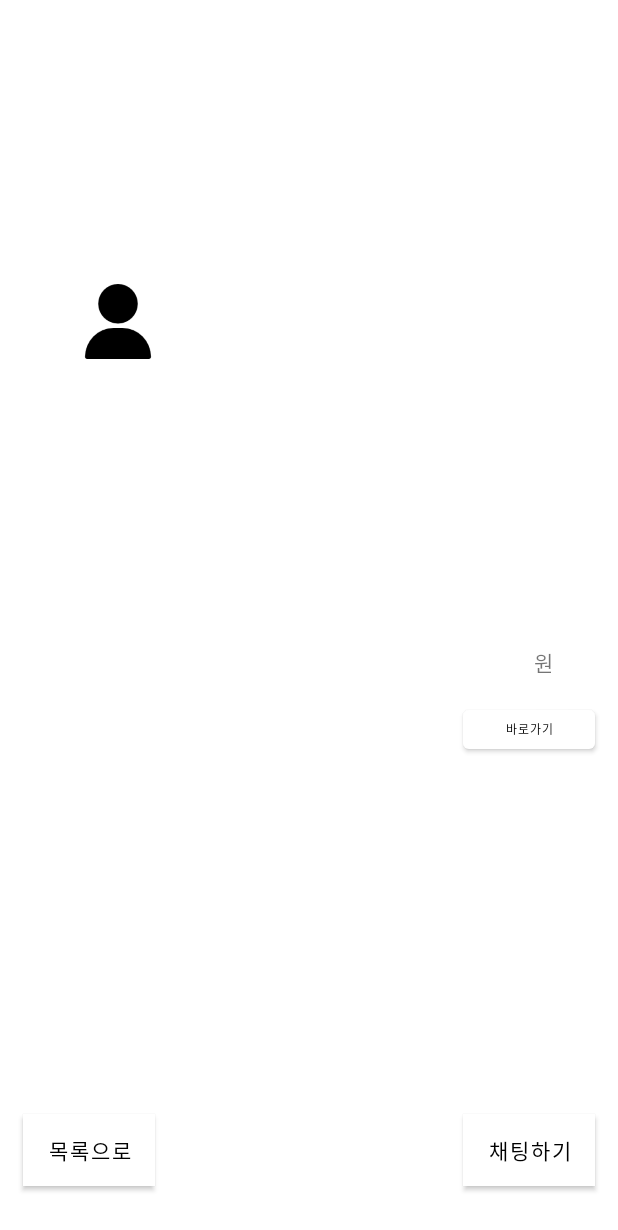
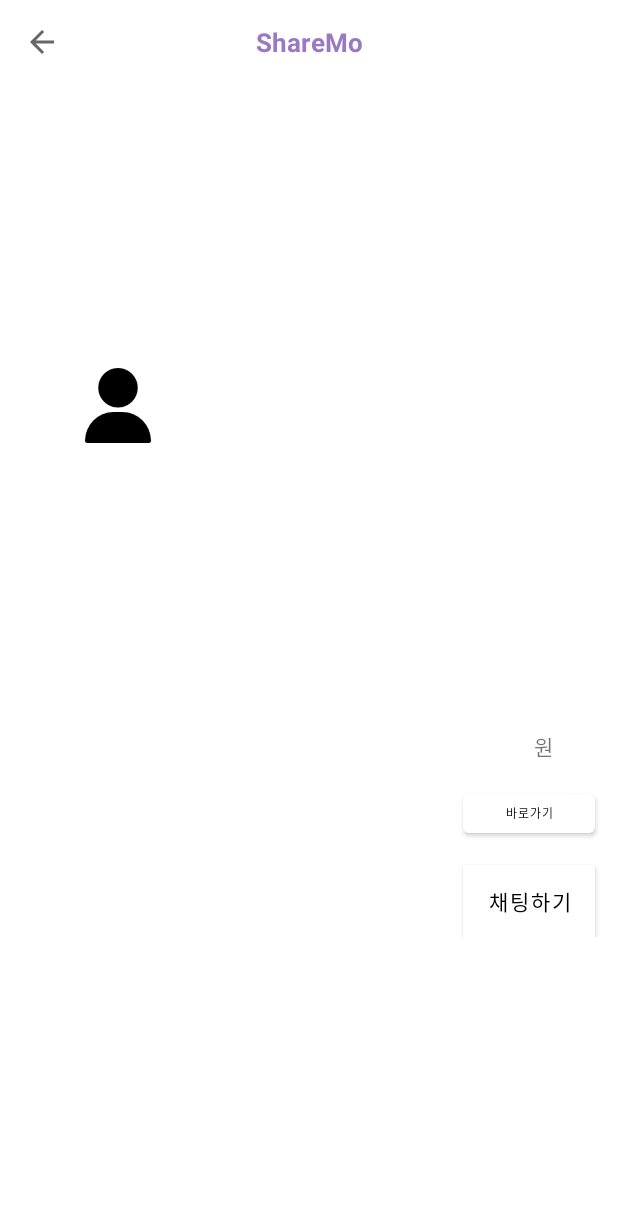
Before and after one commit to JWhy121/ShareMo, an Android app: the PostGloceryActivity screen opened directly, with no data from a screen before it, on a phone screen of 412 x 824 dp. Shown: the top 1230 px of the screen. Run offline under Robolectric (Android 15) with nearby library versions, the phone set to English and light mode, and no system bars.

Commit message:
post_glocery 툴바 추가

```diff
--- a/app/src/main/java/com/cookandroid/sharemo/PostGloceryActivity.kt
+++ b/app/src/main/java/com/cookandroid/sharemo/PostGloceryActivity.kt
@@ -3,6 +3,7 @@ package com.cookandroid.sharemo
 import android.content.Intent
 import androidx.appcompat.app.AppCompatActivity
 import android.os.Bundle
+import android.view.MenuItem
 import android.widget.TextView
 
 
@@ -19,11 +20,18 @@ class PostGloceryActivity : AppCompatActivity() {
         super.onCreate(savedInstanceState)
         setContentView(R.layout.activity_post_glocery)
 
+        //툴바 사용
+        setSupportActionBar(findViewById(R.id.toolbar))
+        val ab = supportActionBar!!
+        ab.setDisplayShowTitleEnabled(false)
+        ab.setDisplayHomeAsUpEnabled(true)
+
         post_nickname = findViewById(R.id.post_Nickname)
         post_content = findViewById(R.id.post_Content)
         post_dong = findViewById(R.id.post_Dong)
         post_price = findViewById(R.id.post_Price)
         post_website = findViewById(R.id.post_Website)
+
 
 
         var intent : Intent = getIntent()
@@ -37,4 +45,16 @@ class PostGloceryActivity : AppCompatActivity() {
         post_website.setText(intent.getStringExtra("WEBSITE"))
 
     }
+
+    //툴바 뒤로가기
+    override fun onOptionsItemSelected(item: MenuItem): Boolean {
+        val id = item.itemId
+        when (id) {
+            android.R.id.home -> {
+                finish()
+                return true
+            }
+        }
+        return super.onOptionsItemSelected(item)
+    }
 }
--- a/app/src/main/res/layout/activity_post_glocery.xml
+++ b/app/src/main/res/layout/activity_post_glocery.xml
@@ -1,10 +1,33 @@
 <?xml version="1.0" encoding="utf-8"?>
-<androidx.constraintlayout.widget.ConstraintLayout xmlns:android="http://schemas.android.com/apk/res/android"
+<LinearLayout xmlns:android="http://schemas.android.com/apk/res/android"
     xmlns:app="http://schemas.android.com/apk/res-auto"
     xmlns:tools="http://schemas.android.com/tools"
     android:layout_width="match_parent"
     android:layout_height="match_parent"
+    android:orientation="vertical"
     tools:context=".PostGloceryActivity">
+
+    <androidx.appcompat.widget.Toolbar
+        android:layout_width="match_parent"
+        android:layout_height="wrap_content"
+        android:id="@+id/toolbar"
+        android:background="@color/white">
+        <TextView
+            android:layout_width="wrap_content"
+            android:layout_height="wrap_content"
+            android:id="@+id/set_date"
+            android:text="ShareMo"
+            android:textSize="17sp"
+            android:textStyle="bold"
+            android:layout_gravity="center"
+            android:textColor="@color/purple"/>
+
+    </androidx.appcompat.widget.Toolbar>
+
+
+    <androidx.constraintlayout.widget.ConstraintLayout
+        android:layout_width="match_parent"
+        android:layout_height="wrap_content">
 
         <ImageView
             android:id="@+id/img_postImg"
@@ -50,6 +73,7 @@
             android:layout_marginTop="48dp"
             android:layout_marginEnd="52dp"
             android:text="동네"
+            android:background="@color/lightpurple"
             android:textSize="18sp"
             app:layout_constraintEnd_toEndOf="parent"
             app:layout_constraintTop_toBottomOf="@+id/img_postImg" />
@@ -80,23 +104,12 @@
             android:id="@+id/btn_StartChat"
             android:layout_width="wrap_content"
             android:layout_height="wrap_content"
+            android:layout_marginTop="15dp"
             android:layout_marginEnd="15dp"
-        android:layout_marginBottom="33dp"
             android:background="@color/lightpurple"
             android:text="채팅하기"
-        app:layout_constraintBottom_toBottomOf="parent"
-        app:layout_constraintEnd_toEndOf="parent" />
-
-    <Button
-        android:id="@+id/btn_Back"
-        android:layout_width="wrap_content"
-        android:layout_height="wrap_content"
-        android:layout_marginStart="15dp"
-        android:layout_marginBottom="33dp"
-        android:background="@color/verylightpurple"
-        android:text="목록으로"
-        app:layout_constraintBottom_toBottomOf="parent"
-        app:layout_constraintStart_toStartOf="parent" />
+            app:layout_constraintEnd_toEndOf="parent"
+            app:layout_constraintTop_toBottomOf="@+id/btn_Website" />
 
         <TextView
             android:id="@+id/post_Website"
@@ -128,4 +141,7 @@
             android:textSize="8sp"
             app:layout_constraintEnd_toEndOf="parent"
             app:layout_constraintTop_toBottomOf="@+id/post_Content" />
+
     </androidx.constraintlayout.widget.ConstraintLayout>
+
+</LinearLayout>
```
Lines whose indentation alone changed are shown as unchanged.
